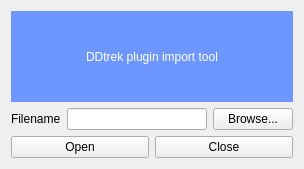
Qt form ddtrek/ddtrek.ui (BiocrystLab/DDtrek) before a commit.
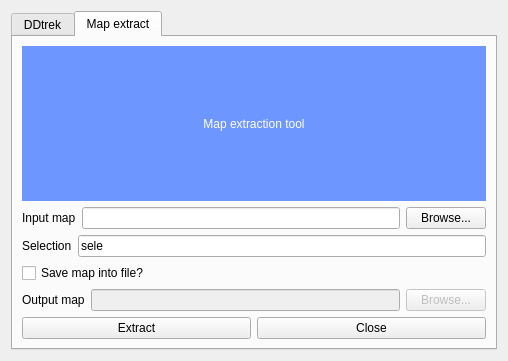
The same form after that commit. The open tabs and pages were chosen to show the change.

Commit message: GUI updated with cryoEM extraction

Diff of the .ui file:
```diff
--- a/ddtrek/ddtrek.ui
+++ b/ddtrek/ddtrek.ui
@@ -6,8 +6,8 @@
    <rect>
     <x>0</x>
     <y>0</y>
-    <width>304</width>
-    <height>169</height>
+    <width>508</width>
+    <height>361</height>
    </rect>
   </property>
   <property name="windowTitle">
@@ -15,6 +15,28 @@
   </property>
   <layout class="QVBoxLayout" name="verticalLayout">
    <item>
+    <widget class="QTabWidget" name="tabWidget">
+     <property name="toolTipDuration">
+      <number>-1</number>
+     </property>
+     <property name="autoFillBackground">
+      <bool>true</bool>
+     </property>
+     <property name="tabShape">
+      <enum>QTabWidget::Rounded</enum>
+     </property>
+     <property name="currentIndex">
+      <number>0</number>
+     </property>
+     <property name="elideMode">
+      <enum>Qt::ElideMiddle</enum>
+     </property>
+     <widget class="QWidget" name="tab">
+      <attribute name="title">
+       <string>DDtrek</string>
+      </attribute>
+      <layout class="QGridLayout" name="gridLayout_8">
+       <item row="0" column="0">
     <widget class="QLabel" name="label">
      <property name="sizePolicy">
       <sizepolicy hsizetype="MinimumExpanding" vsizetype="MinimumExpanding">
@@ -46,24 +68,24 @@
      </property>
     </widget>
    </item>
-   <item>
-    <layout class="QGridLayout" name="gridLayout">
+       <item row="1" column="0">
+        <layout class="QGridLayout" name="gridLayout_2">
      <item row="0" column="1">
-      <widget class="QLineEdit" name="input_filename">
+          <widget class="QLineEdit" name="input_filename_2">
        <property name="text">
         <string notr="true"/>
        </property>
       </widget>
      </item>
      <item row="0" column="0">
-      <widget class="QLabel" name="label_6">
+          <widget class="QLabel" name="label_7">
        <property name="text">
         <string notr="true">Filename</string>
        </property>
       </widget>
      </item>
      <item row="0" column="2">
-      <widget class="QPushButton" name="button_browse">
+          <widget class="QPushButton" name="button_browse_2">
        <property name="text">
         <string notr="true">Browse...</string>
        </property>
@@ -71,23 +93,174 @@
      </item>
     </layout>
    </item>
+       <item row="2" column="0">
+        <layout class="QHBoxLayout" name="horizontalLayout_2">
    <item>
-    <layout class="QHBoxLayout" name="horizontalLayout">
-     <item>
-      <widget class="QPushButton" name="button_open">
+          <widget class="QPushButton" name="button_open_2">
        <property name="text">
         <string notr="true">Open</string>
        </property>
       </widget>
      </item>
      <item>
-      <widget class="QPushButton" name="button_close">
+          <widget class="QPushButton" name="button_close_2">
        <property name="text">
         <string notr="true">Close</string>
        </property>
       </widget>
      </item>
     </layout>
+       </item>
+      </layout>
+     </widget>
+     <widget class="QWidget" name="tab_2">
+      <attribute name="title">
+       <string>Map extract</string>
+      </attribute>
+      <layout class="QGridLayout" name="gridLayout_7">
+       <item row="0" column="0">
+        <widget class="QLabel" name="label_2">
+         <property name="sizePolicy">
+          <sizepolicy hsizetype="Expanding" vsizetype="MinimumExpanding">
+           <horstretch>0</horstretch>
+           <verstretch>0</verstretch>
+          </sizepolicy>
+         </property>
+         <property name="minimumSize">
+          <size>
+           <width>280</width>
+           <height>60</height>
+          </size>
+         </property>
+         <property name="styleSheet">
+          <string notr="true">background-color: rgb(109, 150, 255);color:white; padding: 20px
+</string>
+         </property>
+         <property name="text">
+          <string notr="true">Map extraction tool</string>
+         </property>
+         <property name="textFormat">
+          <enum>Qt::PlainText</enum>
+         </property>
+         <property name="alignment">
+          <set>Qt::AlignCenter</set>
+         </property>
+         <property name="wordWrap">
+          <bool>true</bool>
+         </property>
+        </widget>
+       </item>
+       <item row="1" column="0">
+        <layout class="QGridLayout" name="gridLayout_4">
+         <item row="0" column="2">
+          <widget class="QPushButton" name="button_browse_4">
+           <property name="text">
+            <string notr="true">Browse...</string>
+           </property>
+          </widget>
+         </item>
+         <item row="0" column="0">
+          <widget class="QLabel" name="label_9">
+           <property name="lineWidth">
+            <number>7</number>
+           </property>
+           <property name="text">
+            <string notr="true">Input map</string>
+           </property>
+          </widget>
+         </item>
+         <item row="0" column="1">
+          <widget class="QLineEdit" name="input_filename_4">
+           <property name="text">
+            <string notr="true"/>
+           </property>
+          </widget>
+         </item>
+        </layout>
+       </item>
+       <item row="2" column="0">
+        <layout class="QGridLayout" name="gridLayout_6">
+         <item row="0" column="0">
+          <widget class="QLabel" name="label_11">
+           <property name="lineWidth">
+            <number>7</number>
+           </property>
+           <property name="text">
+            <string notr="true">Selection</string>
+           </property>
+          </widget>
+         </item>
+         <item row="0" column="1">
+          <widget class="QLineEdit" name="input_selection_1">
+           <property name="text">
+            <string notr="true">sele</string>
+           </property>
+          </widget>
+         </item>
+        </layout>
+       </item>
+       <item row="3" column="0">
+        <widget class="QCheckBox" name="checkBox_keepmap">
+         <property name="text">
+          <string>Save map into file?</string>
+         </property>
+        </widget>
+       </item>
+       <item row="4" column="0">
+        <layout class="QGridLayout" name="gridLayout_5">
+         <item row="0" column="2">
+          <widget class="QPushButton" name="button_browse_5">
+           <property name="enabled">
+            <bool>false</bool>
+           </property>
+           <property name="text">
+            <string notr="true">Browse...</string>
+           </property>
+          </widget>
+         </item>
+         <item row="0" column="0">
+          <widget class="QLabel" name="label_10">
+           <property name="lineWidth">
+            <number>7</number>
+           </property>
+           <property name="text">
+            <string notr="true">Output map</string>
+           </property>
+          </widget>
+         </item>
+         <item row="0" column="1">
+          <widget class="QLineEdit" name="input_filename_5">
+           <property name="enabled">
+            <bool>false</bool>
+           </property>
+           <property name="text">
+            <string notr="true"/>
+           </property>
+          </widget>
+         </item>
+        </layout>
+       </item>
+       <item row="5" column="0">
+        <layout class="QHBoxLayout" name="horizontalLayout_3">
+         <item>
+          <widget class="QPushButton" name="button_extract_1">
+           <property name="text">
+            <string notr="true">Extract</string>
+           </property>
+          </widget>
+         </item>
+         <item>
+          <widget class="QPushButton" name="button_close_4">
+           <property name="text">
+            <string notr="true">Close</string>
+           </property>
+          </widget>
+         </item>
+        </layout>
+       </item>
+      </layout>
+     </widget>
+    </widget>
    </item>
   </layout>
  </widget>
```
Left out of the diff: 35 changed lines with no effect on the pictures. Lines whose indentation alone changed are shown as unchanged. The commit also changes 2 other files.
